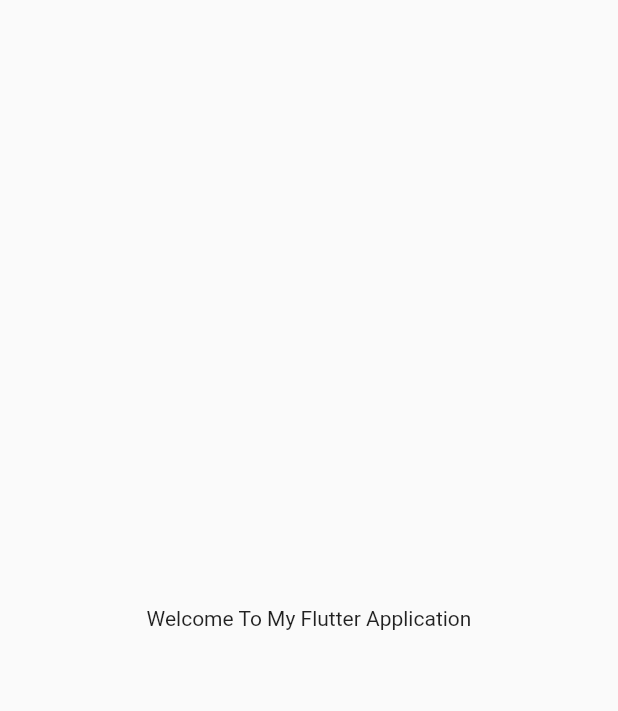
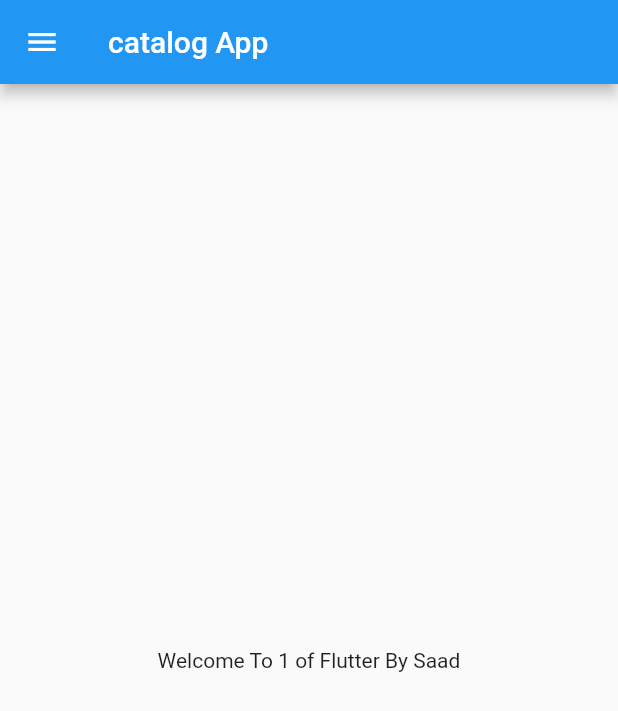
Before and after one commit to saaadk7/CatelogAppFlutter, a Flutter app: the screen it shows after launch, on a phone screen of 412 x 824 dp. Shown: the top 711 px of the screen. Run offline on Flutter 3.47's test engine with Material 2 defaults, Android fonts, the phone set to English and light mode, and no system bars.

Commit message:
day2 Completed

```diff
--- a/analysis_options.yaml
+++ b/analysis_options.yaml
@@ -22,6 +22,7 @@
   # `// ignore_for_file: name_of_lint` syntax on the line or in the file
   # producing the lint.
   rules:
+    prefer_const_constructors : false
     # avoid_print: false  # Uncomment to disable the `avoid_print` rule
     # prefer_single_quotes: true  # Uncomment to enable the `prefer_single_quotes` rule
 
--- /dev/null
+++ b/lib/homepage.dart
@@ -0,0 +1,22 @@
+import 'package:flutter/material.dart';
+
+class HomePage extends StatelessWidget {
+  final int days = 1;
+  final String name = "Saad";
+
+  const HomePage({super.key});
+  @override
+  Widget build(BuildContext context) {
+    return Scaffold(
+      appBar: AppBar(
+        title: Text("catalog App"),
+      ),
+      body: Center(
+        child: Container(
+          child: Container(child: Text("Welcome To $days of Flutter By $name")),
+        ),
+      ),
+      drawer: Drawer(),
+    );
+  }
+}
--- a/lib/main.dart
+++ b/lib/main.dart
@@ -1,3 +1,5 @@
+// ignore_for_file: prefer_const_constructors
+import 'package:catelog_flutter/homepage.dart';
 import 'package:flutter/material.dart';
 
 void main() {
@@ -8,13 +10,7 @@
   @override
   Widget build(BuildContext context) {
     return MaterialApp(
-      home: Material(
-        child:Center(
-          child:Container(
-            child: Text("Welcome To My Flutter Application"),
-          ),
-        ),
-      ),
+      home: HomePage(),
     );
   }
 }
```
